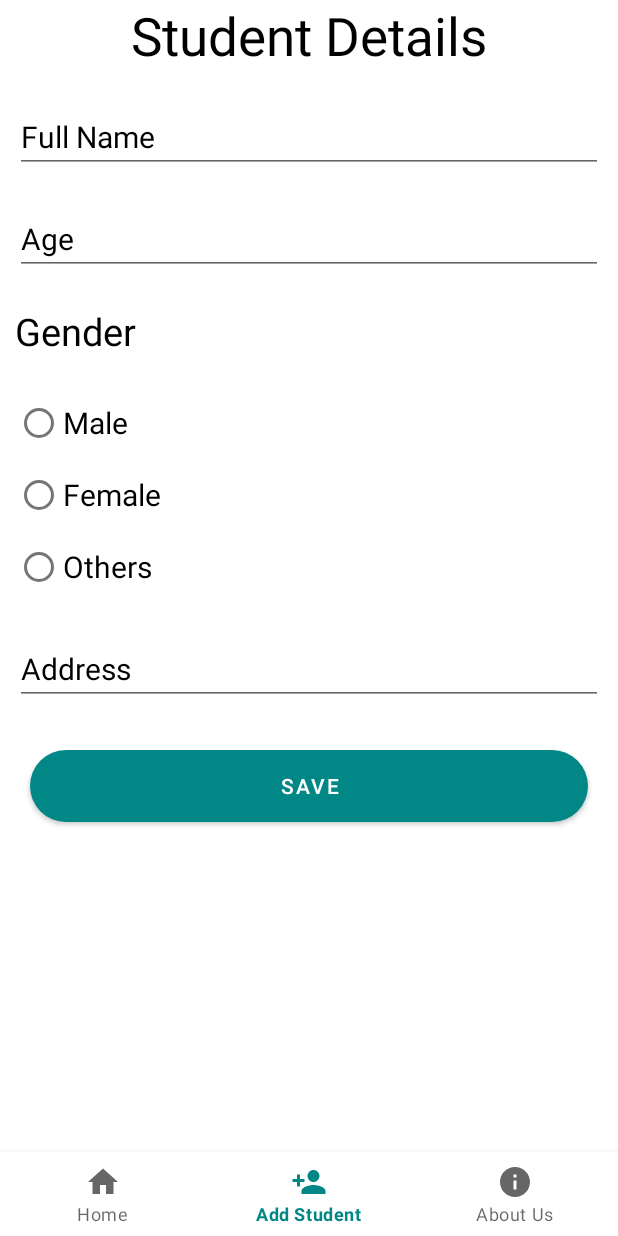
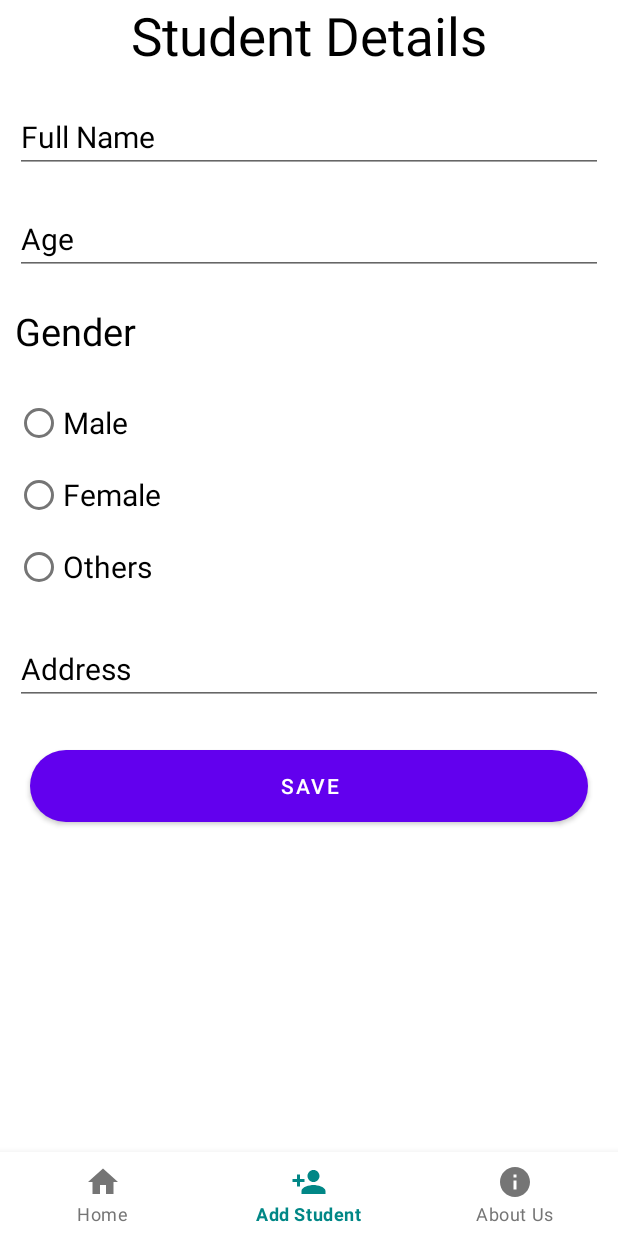
Before and after one commit to Rojan904/SoftUserClone, an Android app: the DashboardActivity screen opened directly, with no data from a screen before it, item 2 of the bottom bar chosen, on a phone screen of 412 x 824 dp. Run offline under Robolectric (Android 15) with nearby library versions, the phone set to English and light mode, and no system bars.

Commit message:
Added itemcolor for navigation.

```diff
--- /dev/null
+++ b/app/src/main/res/color/bottom_nav_color.xml
@@ -0,0 +1,5 @@
+<?xml version="1.0" encoding="utf-8"?>
+<selector xmlns:android="http://schemas.android.com/apk/res/android">
+    <item android:state_checked="true" android:color="#018786" />
+    <item android:state_checked="false" android:color="#757575"/>
+</selector>
--- a/app/src/main/res/layout/activity_dashboard.xml
+++ b/app/src/main/res/layout/activity_dashboard.xml
@@ -18,5 +18,7 @@
         app:layout_constraintBottom_toBottomOf="parent"
         app:layout_constraintLeft_toLeftOf="parent"
         app:layout_constraintRight_toRightOf="parent"
+        app:itemIconTint="@color/bottom_nav_color"
+        app:itemTextColor="@color/bottom_nav_color"
         app:menu="@menu/navigation" />
 </androidx.constraintlayout.widget.ConstraintLayout>
--- a/app/src/main/res/values/themes.xml
+++ b/app/src/main/res/values/themes.xml
@@ -2,7 +2,7 @@
     <!-- Base application theme. -->
     <style name="Theme.SoftUserClone" parent="Theme.MaterialComponents.DayNight.NoActionBar">
         <!-- Primary brand color. -->
-        <item name="colorPrimary">@color/teal_700</item>
+        <item name="colorPrimary">@color/purple_500</item>
         <item name="colorPrimaryVariant">@color/purple_700</item>
         <item name="colorOnPrimary">@color/white</item>
         <!-- Secondary brand color. -->
```
